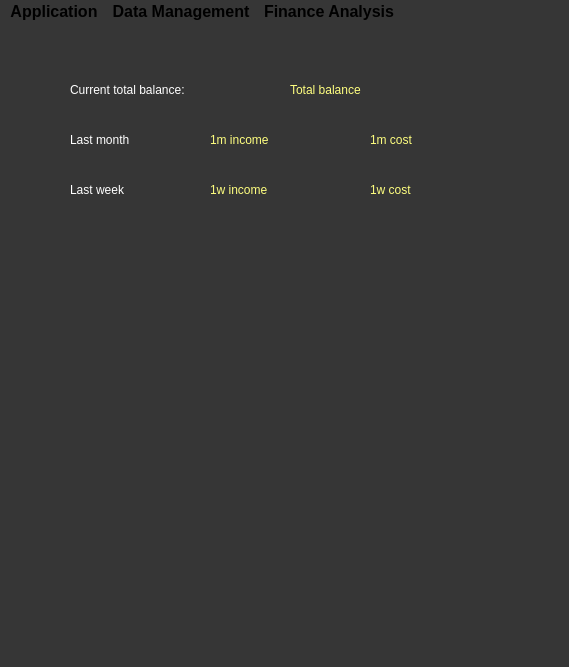
Qt form ui/main.ui (AnVu-0312/unihack2022) before a commit.
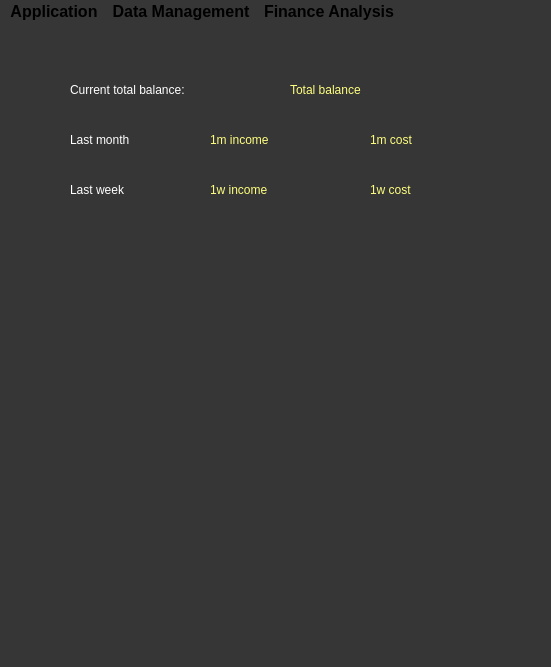
The same form after that commit.

The edit to the form file:
```diff
--- a/ui/main.ui
+++ b/ui/main.ui
@@ -6,7 +6,7 @@
    <rect>
     <x>0</x>
     <y>0</y>
-    <width>569</width>
+    <width>551</width>
     <height>667</height>
    </rect>
   </property>
@@ -160,8 +160,8 @@
     <rect>
      <x>0</x>
      <y>0</y>
-     <width>569</width>
-     <height>27</height>
+     <width>551</width>
+     <height>34</height>
     </rect>
    </property>
    <property name="font">
```
Left out of the diff: 37 changed lines with no effect on the pictures.
